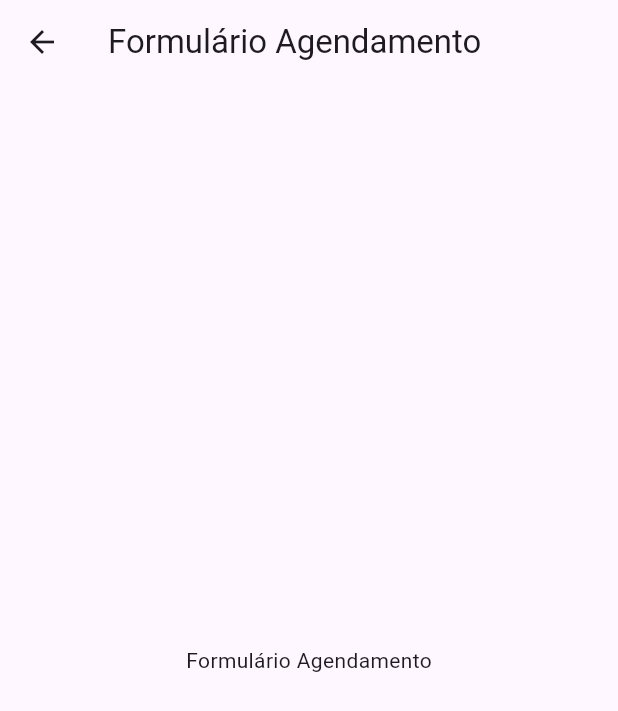
After one commit to tiagors09/CareGardenProject, a Flutter app: the AgendamentoFormulario screen opened by its route, on a phone screen of 412 x 824 dp. The commit adds this screen. Shown: the top 711 px of the screen. Run offline on Flutter 3.47's test engine with Material 3 defaults, Android fonts, the phone set to English and light mode, and no system bars; our stand-ins replace table_calendar.

Commit message:
atualização projeto

```diff
--- a/frontend/care_garden/lib/app.dart
+++ b/frontend/care_garden/lib/app.dart
@@ -1,3 +1,5 @@
+import 'package:care_garden/utils/rotas.dart';
+import 'package:care_garden/views/screens/agendamento_formulario.dart';
 import 'package:care_garden/views/screens/home.dart';
 import 'package:flutter/material.dart';
 
@@ -9,7 +11,9 @@ class App extends StatelessWidget {
     return MaterialApp(
       debugShowCheckedModeBanner: false,
       title: 'CareGarden',
-      routes: {},
+      routes: {
+        Rotas.agendamentoFormulario: (ctx) => AgendamentoFormulario(),
+      },
       home: Home(),
     );
   }
--- /dev/null
+++ b/frontend/care_garden/lib/utils/rotas.dart
@@ -0,0 +1,3 @@
+abstract class Rotas {
+  static final agendamentoFormulario = '/agendamentoFormulario';
+}
--- /dev/null
+++ b/frontend/care_garden/lib/views/screens/agendamento_formulario.dart
@@ -0,0 +1,22 @@
+import 'package:flutter/material.dart';
+
+class AgendamentoFormulario extends StatefulWidget {
+  const AgendamentoFormulario({super.key});
+
+  @override
+  State<AgendamentoFormulario> createState() => _AgendamentoFormularioState();
+}
+
+class _AgendamentoFormularioState extends State<AgendamentoFormulario> {
+  @override
+  Widget build(BuildContext context) {
+    return Scaffold(
+      appBar: AppBar(
+        title: Text('Formulário Agendamento'),
+      ),
+      body: Center(
+        child: Text('Formulário Agendamento'),
+      ),
+    );
+  }
+}
--- a/frontend/care_garden/lib/views/screens/home.dart
+++ b/frontend/care_garden/lib/views/screens/home.dart
@@ -1,5 +1,5 @@
 import 'package:care_garden/views/widgets/agendamento/lista_agendamento.dart';
-import 'package:care_garden/views/widgets/calendario/calendario.dart';
+import 'package:care_garden/views/widgets/calendario.dart';
 import 'package:care_garden/views/widgets/planta/lista_plantas.dart';
 import 'package:flutter/material.dart';
 
```
Also changed, not shown: frontend/care_garden/lib/controllers/calendario_controlador.dart (added, +8 -0 lines), frontend/care_garden/lib/views/widgets/calendario.dart (renamed from frontend/care_garden/lib/views/widgets/calendario/calendario.dart, +8 -0 lines), frontend/care_garden/lib/controllers/agendamento/agendamento_formulario_controlador.dart (deleted), frontend/care_garden/lib/controllers/agendamento_formulario_controlador.dart (added), frontend/care_garden/lib/controllers/home/home_controlador.dart (deleted), frontend/care_garden/lib/controllers/planta/planta_formulario_controlador.dart (deleted), frontend/care_garden/lib/controllers/planta_formulario_controlador.dart (added), frontend/care_garden/lib/views/screens/planta_formulario.dart (added), frontend/care_garden/lib/views/widgets/agendamento/agendamento_formulario.dart (deleted), frontend/care_garden/lib/views/widgets/planta/planta_formulario.dart (deleted).
